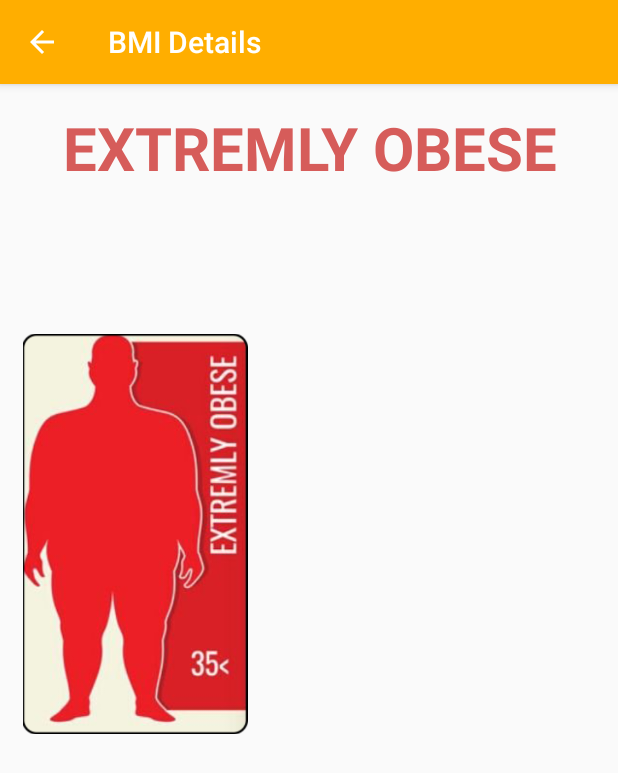
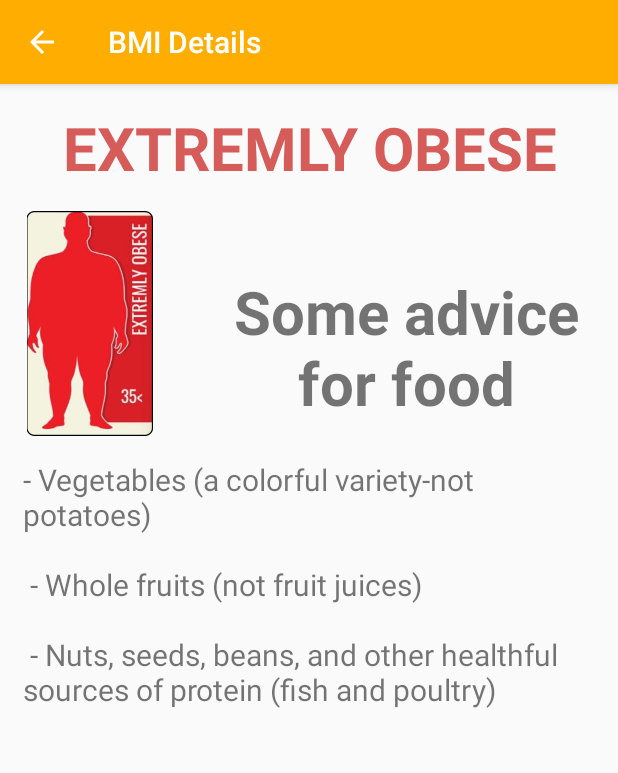
Before and after one commit to lequocbao102000/Android-FitnessApp, an Android app: the BMIDetailsActivity screen opened directly, with no data from a screen before it, on a phone screen of 412 x 824 dp. Shown: the top 773 px of the screen. Run offline under Robolectric (Android 15) with nearby library versions, the phone set to English and light mode, and no system bars; Roboto replaces fonts that are not available here; 1 statement that could not run was skipped.

Commit message:
fix layout fragment me and add advice bmi

```diff
--- a/app/src/main/java/com/example/fitnesstest/Activity/BMIDetailsActivity.java
+++ b/app/src/main/java/com/example/fitnesstest/Activity/BMIDetailsActivity.java
@@ -30,26 +30,31 @@ public class BMIDetailsActivity extends AppCompatActivity {
         if (bmilv==1){
             imgnguoi.setImageResource(R.drawable.bminguoi1);
             txtname.setText("UNDERWEIGHT");
+            txtcontent.setText(R.string.advice_underweight);
             txtname.setTextColor(Color.parseColor("#93b4d7"));
         }
         else if (bmilv==2){
             imgnguoi.setImageResource(R.drawable.bminguoi2);
             txtname.setText("NORMAL");
+            txtcontent.setText(R.string.advice_normal);
             txtname.setTextColor(Color.parseColor("#8fc69f"));
         }
         else if (bmilv==3){
             imgnguoi.setImageResource(R.drawable.bminguoi3);
             txtname.setText("OVERWEIGHT");
+            txtcontent.setText(R.string.advice_overweight);
             txtname.setTextColor(Color.parseColor("#fad548"));
         }
         else if (bmilv==4){
             imgnguoi.setImageResource(R.drawable.bminguoi4);
             txtname.setText("OBESE");
+            txtcontent.setText(R.string.advice_obses);
             txtname.setTextColor(Color.parseColor("#e8975f"));
         }
         else{
             imgnguoi.setImageResource(R.drawable.bminguoi5);
             txtname.setText("EXTREMLY OBESE");
+            txtcontent.setText(R.string.advice_extremlyobses);
             txtname.setTextColor(Color.parseColor("#d65c5a"));
         }
 
--- a/app/src/main/res/layout/activity_b_m_i_details.xml
+++ b/app/src/main/res/layout/activity_b_m_i_details.xml
@@ -20,21 +20,34 @@
     <ImageView
         android:id="@+id/bminguoi"
         android:layout_below="@id/bminame"
-        android:layout_width="150dp"
-        android:layout_height="400dp"
+        android:layout_width="100dp"
+        android:layout_height="150dp"
         android:outlineSpotShadowColor="@color/colorPrimaryDark"
-        android:layout_margin="15dp"/>
+        android:layout_marginLeft="10dp"
+        android:layout_marginRight="10dp"/>
+    <TextView
+        android:layout_width="wrap_content"
+        android:layout_height="wrap_content"
+        android:text="Some advice for food"
+        android:textSize="40sp"
+        android:textStyle="bold"
+        android:layout_toRightOf="@id/bminguoi"
+        android:layout_below="@id/bminame"
+        android:layout_marginTop="40dp"
+        android:layout_marginLeft="10dp"
+        android:gravity="center"/>
 
 
     <TextView
         android:id="@+id/bmicontent"
-        android:layout_width="200dp"
-        android:layout_height="300dp"
-        android:layout_below="@id/bminame"
+        android:layout_width="match_parent"
+        android:layout_height="match_parent"
+        android:layout_below="@id/bminguoi"
         android:layout_marginStart="15dp"
         android:layout_marginTop="15dp"
         android:layout_marginEnd="15dp"
-        android:layout_toRightOf="@id/bminguoi" />
+        android:textSize="20sp"
+         />
 
 
 
--- a/app/src/main/res/values/strings.xml
+++ b/app/src/main/res/values/strings.xml
@@ -8,4 +8,32 @@
     values-round/strings.xml for round devices.
     -->
     <string name="hello_world">Hello Square World!</string>
+    <string name="advice_underweight">- Eating at least 5 portions of a variety of fruit and vegetables every day.\n\n
+                                    - Basing meals on potatoes, bread, rice, pasta or other starchy carbohydrates.\n\n
+                                   - Having some dairy or dairy alternatives (such as soya drinks and yoghurts).\n\n
+                                    - Eating some beans, pulses, fish, eggs, meat and other protein.\n\n
+    </string>
+
+    <string name="advice_normal">- Fat-free and low-fat dairy products, such as low-fat yoghurt, cheese, and milk.\n\n
+                                  - Protein foods, such as lean meat, fish, poultry without skin, beans, and peas.\n\n
+                                  - Whole-grain foods, such as whole-wheat bread, oatmeal, and brown rice. ...\n\n
+                                  - Fresh fruits, canned, frozen, or dried.\n\n
+    </string>
+
+    <string name="advice_overweight">- Whole grains (whole wheat, steel cut oats, brown rice, quinoa)\n\n
+                                     - Vegetables (a colorful variety-not potatoes)\n\n
+                                     - Whole fruits (not fruit juices)\n\n
+                                     - Nuts, seeds, beans, and other healthful sources of protein (fish and poultry)\n\n
+    </string>
+
+    <string name="advice_obses">- Whole grains (whole wheat, steel cut oats, brown rice, quinoa)\n\n
+                                - Vegetables (a colorful variety-not potatoes)\n\n
+                                  -  Whole fruits (not fruit juices)\n\n
+                                   - Nuts, seeds, beans, and other healthful sources of protein (fish and poultry)\n\n
+    </string>
+
+    <string name="advice_extremlyobses">- Vegetables (a colorful variety-not potatoes)\n\n
+                                  -  Whole fruits (not fruit juices)\n\n
+                                   - Nuts, seeds, beans, and other healthful sources of protein (fish and poultry)\n\n
+    </string>
 </resources>
```
Also changed, not shown: app/src/main/res/drawable/round_button.xml (added, +11 -0 lines), app/src/main/res/layout/fragment_me.xml (+11 -6 lines).
